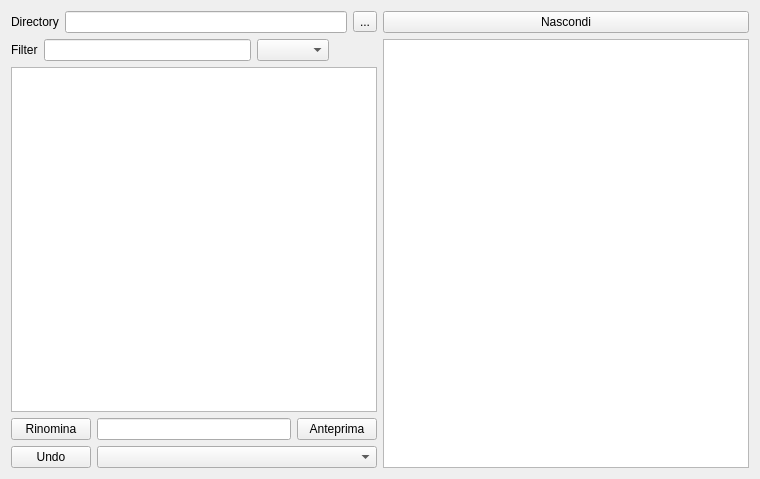
asterix24/Tweezers, file tweezers.ui: the form before one commit.
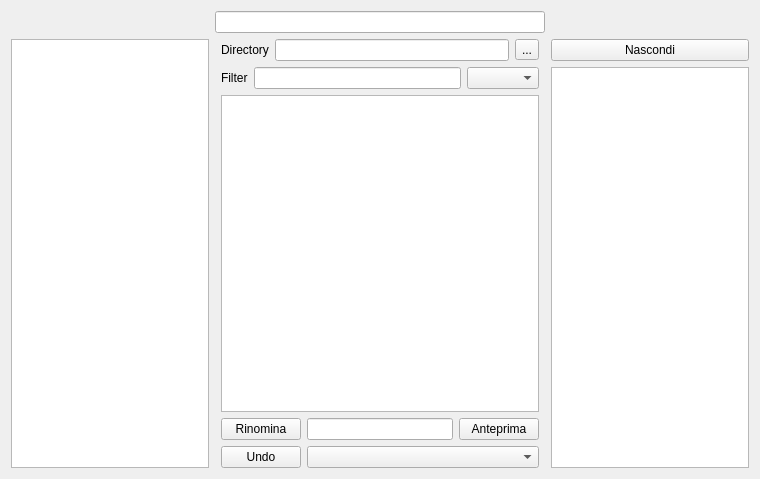
The form after the commit.

Commit message: Start to add directory list selector.

```diff
--- a/tweezers.ui
+++ b/tweezers.ui
@@ -15,7 +15,14 @@
   </property>
   <widget class="QWidget" name="centralWidget">
    <layout class="QGridLayout" name="gridLayout">
-    <item row="1" column="0">
+    <item row="9" column="0">
+     <layout class="QVBoxLayout" name="verticalLayout">
+      <item>
+       <widget class="QListWidget" name="directoryList"/>
+      </item>
+     </layout>
+    </item>
+    <item row="9" column="5">
      <layout class="QGridLayout" name="gridLayout_4">
       <item row="5" column="4">
        <widget class="QLineEdit" name="expField"/>
@@ -145,7 +152,7 @@
       </item>
      </layout>
     </item>
-    <item row="1" column="3">
+    <item row="9" column="8">
      <layout class="QVBoxLayout" name="infoLayout">
       <item>
        <widget class="QPushButton" name="hideFileInfo">
@@ -163,6 +170,9 @@
       </item>
      </layout>
     </item>
+    <item row="0" column="4" colspan="3">
+     <widget class="QLineEdit" name="absPath"/>
+    </item>
    </layout>
   </widget>
  </widget>
```
Left out of the diff: 14 changed lines with no effect on the pictures. The commit also changes 3 other files.
